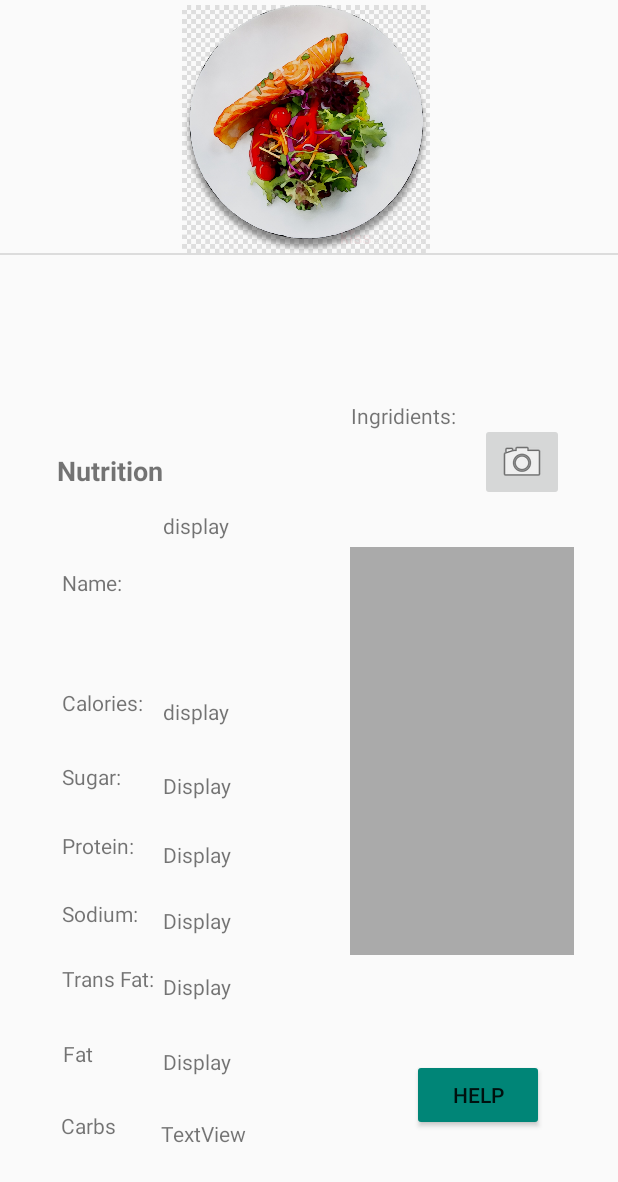
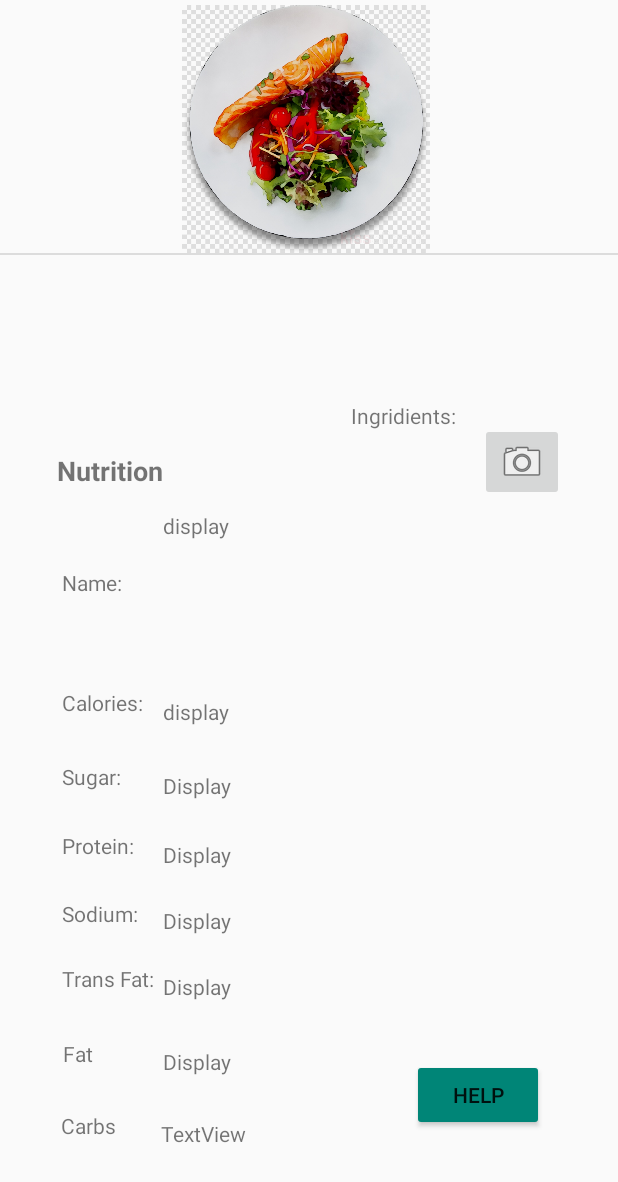
Before and after one commit to gevo222/ARFoodView, an Android app: the Infor_window screen opened directly, with no data from a screen before it, on a phone screen of 412 x 824 dp. Shown: the top 1182 px of the screen. Run offline under Robolectric (Android 15) with nearby library versions, the light colour scheme and no system bars; our stand-ins replace Firebase (no records; nobody signed in at launch, a user with empty details on screens opened directly).

Commit message:
Merge remote-tracking branch 'origin/master'
# Conflicts:
#	app/src/main/AndroidManifest.xml
#	app/src/main/java/com/example/arfoodview/MainActivity.java
#	build.gradle

```diff
--- a/app/src/main/java/com/example/arfoodview/Infor_window.java
+++ b/app/src/main/java/com/example/arfoodview/Infor_window.java
@@ -42,6 +42,7 @@ public class Infor_window extends AppCompatActivity{
     TextView fatData;
     TextView carbsData;
     TextView calories;
+    TextView ings;
     ListView ingredients;
     ArrayList<String>  ing = new ArrayList<>();
     ArrayAdapter<String> arrayAdapter;
@@ -59,9 +60,15 @@ public class Infor_window extends AppCompatActivity{
         transFatData = (TextView)findViewById(R.id.taDisplay);
         fatData = (TextView)findViewById(R.id.fatDisplay);
         carbsData = (TextView)findViewById(R.id.carbsDisplay);
+        ings = (TextView)findViewById(R.id.textArea);
+
        // ingredients = (ListView)findViewById(R.id.AllDisplay);
 //        arrayAdapter = new ArrayAdapter<String>(this, android.R.layout.simple_list_item_1);
 //        ingredients.setAdapter(arrayAdapter);
+        //texting
+        String[] test;
+        test = new String[]{"apple", "cinnamont"};
+
 
         DocumentReference docRef = db.collection("restaurants/SunnyWay/food").document(itemChosen);
         docRef.get().addOnCompleteListener(new OnCompleteListener<DocumentSnapshot>() {
@@ -82,7 +89,13 @@ public class Infor_window extends AppCompatActivity{
                         fatData.setText(document.getString("fat"));
                         carbsData.setText(document.getString("carbs"));
                        // ingredients.setAdapter(arrayAdapter);
-
+                        for(String str : ing){
+                            if(true) { // need to work on this
+                                ings.append("\n" + str);
+                            }else{
+                                ings.append("\n" + str);
+                            }
+                        }
                     } else {
                         Log.d(TAG, "No such document");
                     }
--- a/app/src/main/res/layout/activity_infor_window.xml
+++ b/app/src/main/res/layout/activity_infor_window.xml
@@ -278,16 +278,17 @@
         app:layout_constraintHorizontal_bias="0.304"
         app:layout_constraintStart_toStartOf="parent" />
 
-    <androidx.recyclerview.widget.RecyclerView
-        android:id="@+id/Recycler1"
+    <TextView
+        android:id="@+id/textArea"
         android:layout_width="149dp"
-        android:layout_height="272dp"
-        android:layout_marginStart="59dp"
-        android:layout_marginEnd="30dp"
-        android:layout_marginBottom="6dp"
-        android:background="@android:color/darker_gray"
+        android:layout_height="270dp"
+        android:layout_marginStart="45dp"
+        android:layout_marginTop="23dp"
+        android:layout_marginEnd="42dp"
+        android:layout_marginBottom="44dp"
         app:layout_constraintBottom_toTopOf="@+id/HelpButton"
         app:layout_constraintEnd_toEndOf="parent"
+        app:layout_constraintHorizontal_bias="0.0"
         app:layout_constraintStart_toEndOf="@+id/taDisplay"
         app:layout_constraintTop_toBottomOf="@+id/ingredientsInfo" />
 
```
